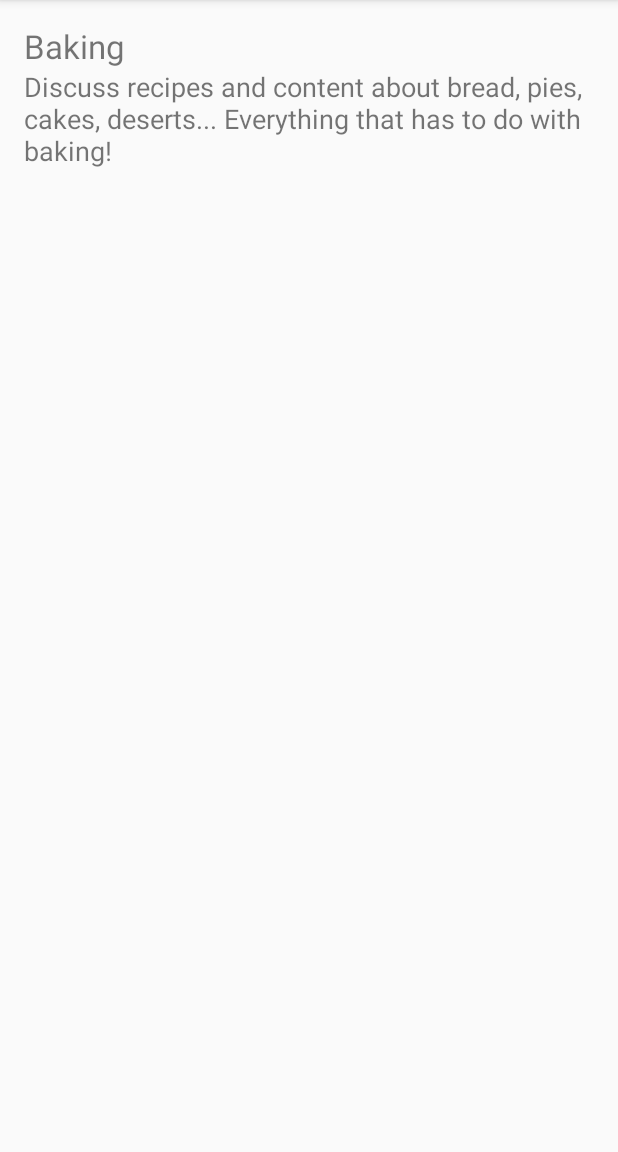
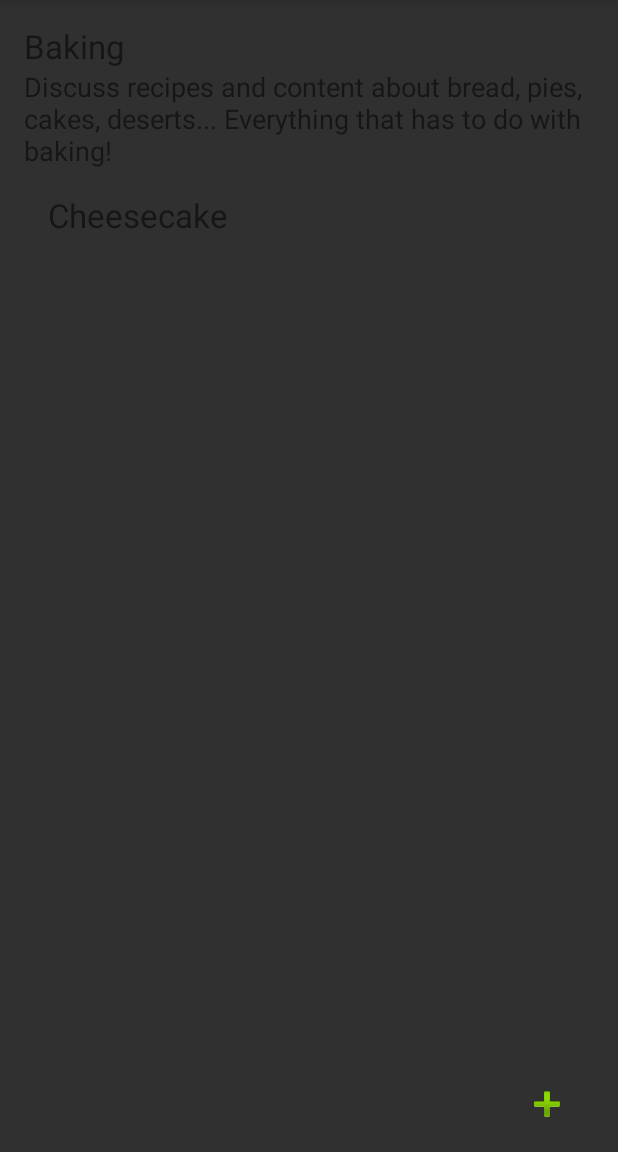
Before and after one commit to HotoPiano/Oblig-2-Apputvikling-Forum, an Android app: the screen it shows after launch (MainActivity), after a tap on "Baking", on a phone screen of 412 x 824 dp, the part 84-1236 px from its top. Run offline under Robolectric (Android 15) with nearby library versions, the phone set to English and light mode, and no system bars.

Commit message:
Adding fragments and views for post and thread

```diff
--- a/app/src/main/java/app/forum/CategoryFragment.java
+++ b/app/src/main/java/app/forum/CategoryFragment.java
@@ -6,6 +6,8 @@ import android.support.v4.app.Fragment;
 import android.view.LayoutInflater;
 import android.view.View;
 import android.view.ViewGroup;
+import android.widget.ImageButton;
+import android.widget.ListView;
 import android.widget.TextView;
 
 public class CategoryFragment extends Fragment
@@ -21,12 +23,28 @@ public class CategoryFragment extends Fragment
     {
         View view = inflater.inflate(R.layout.fragment_category, container, false);
 
-        int position = 0;
         TextView categoryTitleView = (TextView)view.findViewById(R.id.subcategory_title);
         categoryTitleView.setText(subcategory.getTitle());
 
         TextView categoryTextView = (TextView)view.findViewById((R.id.subcategory_description));
         categoryTextView.setText(subcategory.getDescription());
+
+        ListView threadListView = (ListView)view.findViewById(R.id.thread_listView);
+        ThreadAdapter threadAdapter = new ThreadAdapter(view.getContext(), subcategory.getThreadList());
+        threadListView.setAdapter(threadAdapter);
+
+        ImageButton newPostButton = (ImageButton)view.findViewById(R.id.thread_newthread);
+
+        newPostButton.setOnClickListener(new View.OnClickListener()
+        {
+            @Override
+            public void onClick(View view)
+            {
+                // TODO create the post fragment
+                //NewPostFragment fragment = new NewPostFragment();
+                //MainActivity.swapFragment(fragment);
+            }
+        });
 
         // Inflate the layout for this fragment
         return view;
--- a/app/src/main/java/app/forum/FrontpageFragment.java
+++ b/app/src/main/java/app/forum/FrontpageFragment.java
@@ -49,14 +49,28 @@ public class FrontpageFragment extends Fragment
     {
         ArrayList<Category> categoryList = new ArrayList<Category>();
         ArrayList<SubCategory> list1 = new ArrayList<SubCategory>();
-        list1.add(new SubCategory("Baking", "Discuss recipes and content about bread, pies, cakes, deserts... Everything that has to do with baking!"));
-        list1.add(new SubCategory("Cooking", "Meat, fish, vegetables... Do you have a great dinner idea, or do you need help finding one? Check in here."));
+        SubCategory subcat1 = new SubCategory("Baking", "Discuss recipes and content about bread, pies, cakes, deserts... Everything that has to do with baking!");
+
+        User user = new User("Børre Balle", "lol@troll.nub", "lettpassord");
+
+        Thread thread = new Thread(user, "Cheesecake", "I prefer cheesecake, what about you?");
+        thread.addPost(user, "Actually, I think cheesecake is the best!");
+        thread.addPost(user, "You know what, chocolate cake is pretty nice too...");
+        thread.addPost(user, "But have you tried banana-pie?");
+        thread.addPost(user, "Nevermind, you should have a cheesecake.");
+
+        subcat1.addThread(thread);
+        list1.add(subcat1);
+        SubCategory subcat2 = new SubCategory("Cooking", "Meat, fish, vegetables... Do you have a great dinner idea, or do you need help finding one? Check in here.");
+        list1.add(subcat2);
         Category c1 = new Category("Food", list1);
         categoryList.add(c1);
 
         ArrayList<SubCategory> list2 = new ArrayList<SubCategory>();
-        list2.add(new SubCategory("Series", "Want to know which new show to watch?"));
-        list2.add(new SubCategory("Movies", "Discuss films and cinematography!"));
+        SubCategory subcat3 = new SubCategory("Series", "Want to know which new show to watch?");
+        list2.add(subcat3);
+        SubCategory subcat4 = new SubCategory("Movies", "Discuss films and cinematography!");
+        list2.add(subcat4);
         Category c2 = new Category("Media", list2);
         categoryList.add(c2);
         return categoryList;
--- /dev/null
+++ b/app/src/main/java/app/forum/Post.java
@@ -0,0 +1,49 @@
+package app.forum;
+
+public class Post
+{
+    User user;
+    String text;
+    int id;
+
+    public Post(User user, String text)
+    {
+        this.user = user;
+        this.text = text;
+    }
+
+    public User getUser()
+    {
+        return user;
+    }
+
+    public void setUser(User user)
+    {
+        this.user = user;
+    }
+
+    public String getText()
+    {
+        return text;
+    }
+
+    public void setText(String text)
+    {
+        this.text = text;
+    }
+
+    public int getId()
+    {
+        return id;
+    }
+
+    public void setId(int id)
+    {
+        this.id = id;
+    }
+
+    public String getIdTxt()
+    {
+        return this.id + ".";
+    }
+}
--- a/app/src/main/java/app/forum/SubCategory.java
+++ b/app/src/main/java/app/forum/SubCategory.java
@@ -1,14 +1,26 @@
 package app.forum;
+
+import java.util.ArrayList;
 
 public class SubCategory
 {
     String title;
     String description;
+    ArrayList<Thread> threadList;
 
     public SubCategory(String title, String description)
     {
+        this(title, description, null);
+    }
+
+    public SubCategory(String title, String description, ArrayList<Thread> threadList)
+    {
         this.title = title;
         this.description = description;
+        if(threadList != null)
+            this.threadList = threadList;
+        else
+            this.threadList = new ArrayList<Thread>();
     }
 
     public String getTitle()
@@ -31,5 +43,18 @@ public class SubCategory
         this.description = description;
     }
 
+    public ArrayList<Thread> getThreadList()
+    {
+        return threadList;
+    }
 
+    public void setThreadList(ArrayList<Thread> threadList)
+    {
+        this.threadList = threadList;
+    }
+
+    public void addThread(Thread thread)
+    {
+        this.threadList.add(thread);
+    }
 }
--- /dev/null
+++ b/app/src/main/java/app/forum/Thread.java
@@ -0,0 +1,80 @@
+package app.forum;
+
+
+import java.util.ArrayList;
+
+public class Thread
+{
+    User owner;
+    String title;
+    ArrayList<Post> postList;
+
+    public Thread(User owner, String title, Post post)
+    {
+        this.owner = owner;
+        this.title = title;
+        this.postList = new ArrayList<Post>();
+        addPost(post);
+    }
+
+    public Thread(User owner, String title, String postText)
+    {
+        this.owner = owner;
+        this.title = title;
+        this.postList = new ArrayList<Post>();
+        Post post = new Post(owner, postText);
+        addPost(post);
+    }
+
+    public Thread(User owner, String title, ArrayList<Post> postList)
+    {
+        this.owner = owner;
+        this.title = title;
+        this.postList = postList;
+    }
+
+    public User getOwner()
+    {
+        return owner;
+    }
+
+    public void setOwner(User owner)
+    {
+        this.owner = owner;
+    }
+
+    public String getTitle()
+    {
+        return title;
+    }
+
+    public void setTitle(String title)
+    {
+        this.title = title;
+    }
+
+    public ArrayList<Post> getPostList()
+    {
+        return postList;
+    }
+
+    public void setPostList(ArrayList<Post> postList)
+    {
+        this.postList = postList;
+    }
+
+    public void addPost(Post post)
+    {
+        int lastPos = this.postList.size();
+        post.setId(lastPos+1);
+        this.postList.add(post);
+    }
+
+    public void addPost(User user, String postText)
+    {
+        Post post = new Post(user, postText);
+        int lastPos = this.postList.size();
+        post.setId(lastPos+1);
+        this.postList.add(post);
+    }
+}
--- /dev/null
+++ b/app/src/main/java/app/forum/ThreadAdapter.java
@@ -0,0 +1,51 @@
+package app.forum;
+
+import android.content.Context;
+import android.view.LayoutInflater;
+import android.view.View;
+import android.view.ViewGroup;
+import android.widget.ArrayAdapter;
+import android.widget.LinearLayout;
+import android.widget.TextView;
+
+import java.util.ArrayList;
+
+public class ThreadAdapter extends ArrayAdapter<Thread>
+{
+    private Context c;
+    private ArrayList<Thread> threads;
+
+    public ThreadAdapter(Context c, ArrayList<Thread> threads)
+    {
+        super(c, R.layout.thread, threads);
+        this.c = c;
+        this.threads = threads;
+    }
+
+    @Override
+    public View getView(final int position, View convertView, ViewGroup parent)
+    {
+        if(convertView == null)
+        {
+            convertView = LayoutInflater.from(c).inflate(R.layout.thread, null);
+        }
+        convertView.setTag(position);
+        TextView threadTitleView = (TextView)convertView.findViewById(R.id.thread_title);
+        threadTitleView.setText(threads.get(position).getTitle());
+
+        final LinearLayout ThreadView = (LinearLayout)convertView.findViewById(R.id.thread_layout);
+
+        ThreadView.setOnClickListener(new View.OnClickListener()
+        {
+            @Override
+            public void onClick(View view)
+            {
+                PostFragment fragment = new PostFragment();
+                fragment.setPost(threads.get(position));
+                MainActivity.swapFragment(fragment);
+            }
+        });
+
+        return convertView;
+    }
+}
--- /dev/null
+++ b/app/src/main/java/app/forum/User.java
@@ -0,0 +1,63 @@
+package app.forum;
+
+public class User
+{
+
+    String username;
+    String mail;
+    String password;
+    int image;
+
+    public User(String username, String mail, String password)
+    {
+        this(username, mail, password, 0);
+    }
+
+    public User(String username, String mail, String password, int image)
+    {
+        this.username = username;
+        this.mail = mail;
+        this.password = password;
+        this.image = image;
+    }
+
+    public String getUsername()
+    {
+        return username;
+    }
+
+    public void setUsername(String username)
+    {
+        this.username = username;
+    }
+
+    public String getMail()
+    {
+        return mail;
+    }
+
+    public void setMail(String mail)
+    {
+        this.mail = mail;
+    }
+
+    public String getPassword()
+    {
+        return password;
+    }
+
+    public void setPassword(String password)
+    {
+        this.password = password;
+    }
+
+    public int getImage()
+    {
+        return image;
+    }
+
+    public void setImage(int image)
+    {
+        this.image = image;
+    }
+}
--- a/app/src/main/res/layout/fragment_category.xml
+++ b/app/src/main/res/layout/fragment_category.xml
@@ -1,4 +1,4 @@
-<LinearLayout xmlns:android="http://schemas.android.com/apk/res/android"
+<RelativeLayout xmlns:android="http://schemas.android.com/apk/res/android"
              xmlns:tools="http://schemas.android.com/tools"
              android:layout_width="match_parent"
              android:layout_height="match_parent"
@@ -9,6 +9,11 @@
               android:paddingRight="@dimen/activity_horizontal_margin"
               android:paddingTop="@dimen/activity_vertical_margin">
 
+
+    <LinearLayout
+        android:layout_width="wrap_content"
+        android:layout_height="wrap_content"
+        android:orientation="vertical">
 
         <TextView
             android:id="@+id/subcategory_title"
@@ -27,4 +32,18 @@
             android:layout_height="wrap_content"
             android:id="@+id/thread_listView">
         </ListView>
+
+
+
     </LinearLayout>
+
+    <ImageButton
+        android:id="@+id/thread_newthread"
+        android:layout_width="wrap_content"
+        android:layout_height="wrap_content"
+        android:layout_alignParentBottom="true"
+        android:layout_alignParentRight="true"
+        android:layout_marginBottom="15dp"
+        android:layout_marginRight="15dp"
+        android:background="@android:drawable/ic_input_add"/>
+</RelativeLayout>
--- /dev/null
+++ b/app/src/main/res/layout/thread.xml
@@ -0,0 +1,19 @@
+<?xml version="1.0" encoding="utf-8"?>
+<LinearLayout xmlns:android="http://schemas.android.com/apk/res/android"
+              android:orientation="vertical"
+              android:layout_width="match_parent"
+              android:layout_height="match_parent"
+              android:paddingBottom="@dimen/activity_vertical_margin"
+              android:paddingLeft="@dimen/activity_horizontal_margin"
+              android:paddingRight="@dimen/activity_horizontal_margin"
+              android:paddingTop="@dimen/activity_vertical_margin"
+              android:id="@+id/thread_layout">
+
+
+    <TextView
+        android:id="@+id/thread_title"
+        android:layout_width="match_parent"
+        android:layout_height="wrap_content"
+        android:textSize="22sp"/>
+
+</LinearLayout>
--- a/app/src/main/res/values/styles.xml
+++ b/app/src/main/res/values/styles.xml
@@ -1,11 +1,14 @@
 <resources>
 
     <!-- Base application theme. -->
-    <style name="AppTheme" parent="Theme.AppCompat.Light.DarkActionBar">
+    <style name="AppTheme" parent="Theme.AppCompat.Light">
         <!-- Customize your theme here. -->
         <item name="colorPrimary">@color/colorPrimary</item>
         <item name="colorPrimaryDark">@color/colorPrimaryDark</item>
         <item name="colorAccent">@color/colorAccent</item>
+        <item name="android:colorBackground">@color/background_material_dark</item>
+        <item name="android:textColorPrimary">@android:color/background_light</item>
+        <item name="android:colorForeground">@android:color/background_light</item>
     </style>
 
 </resources>
```
Also changed, not shown: app/src/main/java/app/forum/PostAdapter.java (added, +65 -0 lines), app/src/main/java/app/forum/PostFragment.java (added, +58 -0 lines), app/src/main/res/layout-land/post.xml (added, +56 -0 lines), app/src/main/res/layout/fragment_post.xml (added, +41 -0 lines), app/src/main/res/layout/post.xml (added, +54 -0 lines), app/src/main/res/xml/preferences.xml (+4 -5 lines), app/src/main/res/drawable/genericavatar.jpg (added), 1 other file. Lines whose indentation alone changed are shown as unchanged.
